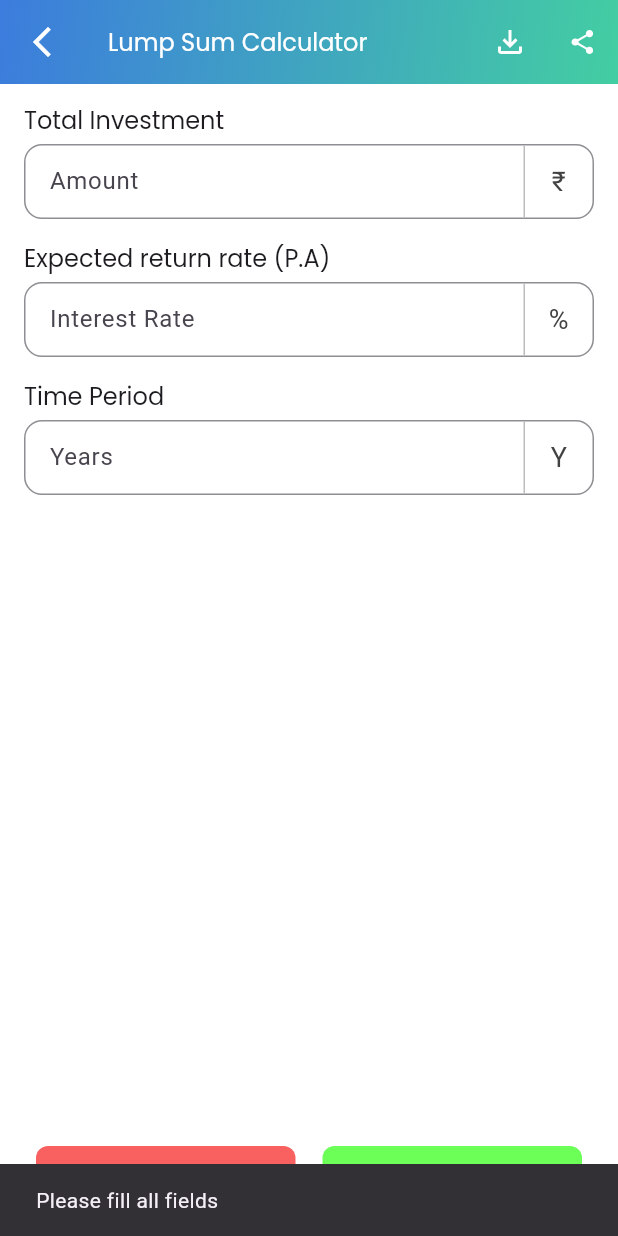
After one commit to shoaib3474/demo_project, a Flutter app: the LumpSumCalcView screen opened directly, after a tap on "Calculate", on a phone screen of 412 x 824 dp. The commit adds this screen. Run offline on Flutter 3.47's test engine with Material 3 defaults, Android fonts, the phone set to English and light mode, and no system bars; our stand-ins replace fl_chart, flutter_svg, get, shared_preferences; accounts and stored records are empty.

Commit message:
complete the investment calculators

````diff
--- /dev/null
+++ b/lib/controller/investment_ctrls/SIP_calc_ctrl.dart
@@ -0,0 +1,70 @@
+import 'dart:math';
+
+import 'package:demo_project/models/base_calculator_model.dart';
+import 'package:demo_project/utils/services/base_shared_preference.dart';
+
+class SIPController {
+  /// Shared‑preferences key
+  static const String _key = 'sip_calculator_result';
+
+  /// Calculate SIP future value (maturity), invested amount, and interest earned
+  ///
+  /// * [amount]  – monthly investment (P)
+  /// * [rate]    – annual interest rate in %
+  /// * [time]    – investment duration in years (t)
+  ///
+  /// Formula (monthly compounding):
+  /// ```
+  /// r  = annualRate / 12 / 100        // monthly rate
+  /// n  = time * 12                    // total months
+  /// FV = P × [((1 + r)^n – 1) / r] × (1 + r)
+  /// invested = P × n
+  /// interest = FV – invested
+  /// ```
+  static BaseCalculatorModel calculate({
+    required double amount,
+    required double rate,
+    required double time,
+  }) {
+    final double monthlyRate = rate / 12 / 100;
+    final int months = (time * 12).round();
+
+    // Future value of a series (SIP) with monthly compounding
+    double maturity = 0;
+    if (monthlyRate > 0) {
+      maturity =
+          amount *
+          (pow(1 + monthlyRate, months) - 1) /
+          monthlyRate *
+          (1 + monthlyRate);
+    } else {
+      maturity = amount * months; // zero‑interest edge case
+    }
+
+    final double invested = amount * months;
+    final double interest = maturity - invested;
+
+    return BaseCalculatorModel(
+      amount: invested, // total money put in
+      rate: rate,
+      time: time,
+      result1: maturity, // final corpus / total amount
+      result2: interest, // gain / interest earned
+    );
+  }
+
+  /// Save result in shared preferences
+  static Future<void> save(BaseCalculatorModel model) async {
+    await BaseSharedPreference.save(_key, model);
+  }
+
+  /// Load previously saved result
+  static Future<BaseCalculatorModel?> load() async {
+    return await BaseSharedPreference.load(_key);
+  }
+
+  /// Clear stored result
+  static Future<void> clear() async {
+    await BaseSharedPreference.clear(_key);
+  }
+}
--- /dev/null
+++ b/lib/controller/investment_ctrls/lump_sum_ctrl.dart
@@ -0,0 +1,41 @@
+import 'dart:math';
+
+import 'package:demo_project/models/base_calculator_model.dart';
+import 'package:demo_project/utils/services/base_shared_preference.dart';
+
+class LumpSumController {
+  static const String _key = 'lump_sum_calculator_result';
+
+  /// Calculate Lump Sum returns
+  /// amount = initial investment
+  /// rate = annual interest rate (in %)
+  /// time = investment duration in years
+  static BaseCalculatorModel calculate({
+    required double amount,
+    required double rate,
+    required double time,
+  }) {
+    final maturityAmount = amount * pow(1 + (rate / 100), time);
+    final interestEarned = maturityAmount - amount;
+
+    return BaseCalculatorModel(
+      amount: amount,
+      rate: rate,
+      time: time,
+      result1: maturityAmount,
+      result2: interestEarned,
+    );
+  }
+
+  static Future<void> save(BaseCalculatorModel model) async {
+    await BaseSharedPreference.save(_key, model);
+  }
+
+  static Future<BaseCalculatorModel?> load() async {
+    return await BaseSharedPreference.load(_key);
+  }
+
+  static Future<void> clear() async {
+    await BaseSharedPreference.clear(_key);
+  }
+}
--- a/lib/routes/calc_routs.dart
+++ b/lib/routes/calc_routs.dart
@@ -7,6 +7,8 @@ import 'package:demo_project/view/screens/calculators/income%20tax/tax_calc_view
 import 'package:demo_project/view/screens/calculators/investment/CAGA_calc_view.dart';
 import 'package:demo_project/view/screens/calculators/investment/FD_calc_view.dart';
 import 'package:demo_project/view/screens/calculators/investment/RD_calc_view.dart';
+import 'package:demo_project/view/screens/calculators/investment/SIP_calc_view.dart';
+import 'package:demo_project/view/screens/calculators/investment/lump_sum_calc_view.dart';
 import 'package:demo_project/view/screens/calculators/investment/post_office_MIS_view.dart';
 import 'package:flutter/material.dart';
 // Import all required calculator views...
@@ -22,6 +24,6 @@ final Map<String, Widget Function()> calculatorRouteMap = {
   "CARG Calculator": () => CARGcalcView(),
   "RD Calculator": () => RDcalcView(),
   "FD Calculator": () => FDcalcView(),
-  // "Lump Sum Calculator",
-  // "SIP Calculator",
+  "Lump Sum Calculator": () => LumpSumCalcView(),
+  "SIP Calculator": () => SIPcalcView(),
 };
--- /dev/null
+++ b/lib/view/screens/calculators/investment/SIP_calc_view.dart
@@ -0,0 +1,175 @@
+// ignore_for_file: library_private_types_in_public_api, use_build_context_synchronously
+
+import 'package:demo_project/controller/investment_ctrls/SIP_calc_ctrl.dart';
+import 'package:demo_project/providers/base_calculator_provider.dart';
+import 'package:demo_project/utils/utils.dart';
+import 'package:demo_project/view/screens/textfield.dart';
+import 'package:demo_project/widgets/result_chart.dart';
+import 'package:flutter/material.dart';
+import 'package:provider/provider.dart';
+
+class SIPcalcView extends StatefulWidget {
+  const SIPcalcView({super.key});
+
+  @override
+  _SIPcalcViewState createState() => _SIPcalcViewState();
+}
+
+class _SIPcalcViewState extends State<SIPcalcView> {
+  final investmentCtrl = TextEditingController();
+  final rateCtrl = TextEditingController();
+  final timeCtrl = TextEditingController();
+  String timeType = 'Yearly';
+
+  @override
+  void initState() {
+    super.initState();
+    _loadResult();
+  }
+
+  Future<void> _loadResult() async {
+    final model = await SIPController.load();
+    if (model != null) {
+      context.read<BaseCalculatorProvider>().setModel(model);
+    }
+  }
+
+  void _onCalculate() async {
+    if (investmentCtrl.text.isEmpty ||
+        rateCtrl.text.isEmpty ||
+        timeCtrl.text.isEmpty) {
+      ScaffoldMessenger.of(
+        context,
+      ).showSnackBar(SnackBar(content: Text("Please fill all fields")));
+      return;
+    }
+
+    final amount = double.tryParse(investmentCtrl.text) ?? 0;
+    final rate = double.tryParse(rateCtrl.text) ?? 0;
+    final time = double.tryParse(timeCtrl.text) ?? 0;
+
+    final result = SIPController.calculate(
+      amount: amount,
+      rate: rate,
+      time: time,
+    );
+
+    await SIPController.save(result);
+    context.read<BaseCalculatorProvider>().setModel(result);
+  }
+
+  void _onClear() async {
+    investmentCtrl.clear();
+    rateCtrl.clear();
+    timeCtrl.clear();
+
+    await SIPController.clear();
+    context.read<BaseCalculatorProvider>().clear();
+
+    ScaffoldMessenger.of(
+      context,
+    ).showSnackBar(SnackBar(content: Text("Fields cleared")));
+  }
+
+  @override
+  Widget build(BuildContext context) {
+    final model = context.watch<BaseCalculatorProvider>().model;
+
+    return Scaffold(
+      resizeToAvoidBottomInset: true,
+      backgroundColor: AppColors.white,
+      appBar: CustomAppBar(
+        title: 'SIP Calculator',
+        onBack: () => Navigator.pop(context),
+        onDownload: () {},
+        onShare: () {},
+      ),
+      body: Column(
+        children: [
+          SingleChildScrollView(
+            padding: EdgeInsets.all(16),
+            child: Column(
+              spacing: 8,
+              crossAxisAlignment: CrossAxisAlignment.start,
+              children: [
+                Text("Monthly Investment", style: AppTextStyles.body16),
+                CustomTextField(
+                  hintText: 'Amount',
+                  controller: investmentCtrl,
+                  rightText: "₹",
+                ),
+                SizedBox(height: 8),
+                Text("Expected return (P.A)", style: AppTextStyles.body16),
+                CustomTextField(
+                  hintText: 'Interest Rate',
+                  controller: rateCtrl,
+                  rightText: "%",
+                ),
+                SizedBox(height: 8),
+                Text("Time Period", style: AppTextStyles.body16),
+                Row(
+                  children: [
+                    SizedBox(
+                      width: 250,
+                      child: CustomTextField(
+                        hintText: 'Time',
+                        controller: timeCtrl,
+                      ),
+                    ),
+                    Spacer(),
+                    SizedBox(
+                      width: 126,
+                      height: 52,
+                      child: CustomDropdown(
+                        height: 44,
+                        items: ["Yearly", "Monthly", "Quarterly"],
+                        initialValue: 'Yearly',
+                        onChanged: (val) {
+                          setState(() => timeType = val);
+                        },
+                      ),
+                    ),
+                  ],
+                ),
+              ],
+            ),
+          ),
+          SizedBox(height: 20),
+          if (model != null)
+            ResultChart(
+              dataEntries: [
+                ChartData(
+                  value: model.amount,
+                  color: AppColors.secondary,
+                  label: 'Total Invested',
+                ),
+                ChartData(
+                  value: model.result2 ?? 0.0,
+                  color: AppColors.primary,
+                  label: 'Total Interest',
+                ),
+              ],
+              summaryRows: [
+                SummaryRowData(label: "Invested Amount", value: model.amount),
+                SummaryRowData(
+                  label: "Total Return",
+                  value: (model.result2 ?? 0),
+                ),
+                SummaryRowData(
+                  label: "Total Amount",
+                  value: (model.result1 ?? 0),
+                ),
+              ],
+            )
+          else
+            SizedBox.shrink(),
+          Spacer(),
+        ],
+      ),
+      bottomSheet: ClearCalculateButtons(
+        onClearPressed: _onClear,
+        onCalculatePressed: _onCalculate,
+      ),
+    );
+  }
+}
--- /dev/null
+++ b/lib/view/screens/calculators/investment/lump_sum_calc_view.dart
@@ -0,0 +1,154 @@
+// ignore_for_file: library_private_types_in_public_api, use_build_context_synchronously
+import 'package:demo_project/controller/investment_ctrls/lump_sum_ctrl.dart';
+import 'package:demo_project/providers/base_calculator_provider.dart';
+import 'package:demo_project/utils/utils.dart'; // For formatNumber
+import 'package:demo_project/view/screens/textfield.dart';
+import 'package:demo_project/widgets/result_chart.dart';
+import 'package:flutter/material.dart';
+import 'package:provider/provider.dart';
+
+class LumpSumCalcView extends StatefulWidget {
+  const LumpSumCalcView({super.key});
+
+  @override
+  _LumpSumCalcViewState createState() => _LumpSumCalcViewState();
+}
+
+class _LumpSumCalcViewState extends State<LumpSumCalcView> {
+  final investmentCtrl = TextEditingController();
+  final rateCtrl = TextEditingController();
+  final timeCtrl = TextEditingController();
+
+  @override
+  void initState() {
+    super.initState();
+    _loadResult();
+  }
+
+  Future<void> _loadResult() async {
+    final model = await LumpSumController.load();
+    if (model != null) {
+      context.read<BaseCalculatorProvider>().setModel(model);
+    }
+  }
+
+  void _onCalculate() async {
+    if (investmentCtrl.text.isEmpty ||
+        rateCtrl.text.isEmpty ||
+        timeCtrl.text.isEmpty) {
+      ScaffoldMessenger.of(
+        context,
+      ).showSnackBar(const SnackBar(content: Text("Please fill all fields")));
+      return;
+    }
+
+    final amount = double.tryParse(investmentCtrl.text) ?? 0;
+    final rate = double.tryParse(rateCtrl.text) ?? 0;
+    final time = double.tryParse(timeCtrl.text) ?? 0;
+
+    final result = LumpSumController.calculate(
+      amount: amount,
+      rate: rate,
+      time: time,
+    );
+
+    await LumpSumController.save(result);
+    context.read<BaseCalculatorProvider>().setModel(result);
+  }
+
+  void _onClear() async {
+    investmentCtrl.clear();
+    rateCtrl.clear();
+    timeCtrl.clear();
+
+    await LumpSumController.clear();
+    context.read<BaseCalculatorProvider>().clear();
+
+    ScaffoldMessenger.of(
+      context,
+    ).showSnackBar(const SnackBar(content: Text("Fields cleared")));
+  }
+
+  @override
+  Widget build(BuildContext context) {
+    final model = context.watch<BaseCalculatorProvider>().model;
+
+    return Scaffold(
+      resizeToAvoidBottomInset: true,
+      backgroundColor: AppColors.white,
+      appBar: CustomAppBar(
+        title: 'Lump Sum Calculator',
+        onBack: () => Navigator.pop(context),
+        onDownload: () {},
+        onShare: () {},
+      ),
+      body: Column(
+        children: [
+          SingleChildScrollView(
+            padding: const EdgeInsets.all(16),
+            child: Column(
+              spacing: 8,
+              crossAxisAlignment: CrossAxisAlignment.start,
+              children: [
+                Text("Total Investment", style: AppTextStyles.body16),
+                CustomTextField(
+                  hintText: 'Amount',
+                  controller: investmentCtrl,
+                  rightText: "₹",
+                ),
+                const SizedBox(height: 2),
+                Text("Expected return rate (P.A)", style: AppTextStyles.body16),
+                CustomTextField(
+                  hintText: 'Interest Rate',
+                  controller: rateCtrl,
+                  rightText: "%",
+                ),
+                const SizedBox(height: 2),
+                Text("Time Period", style: AppTextStyles.body16),
+                CustomTextField(
+                  hintText: "Years",
+                  controller: timeCtrl,
+                  rightText: "Y",
+                ),
+              ],
+            ),
+          ),
+          const SizedBox(height: 20),
+          if (model != null)
+            ResultChart(
+              dataEntries: [
+                ChartData(
+                  value: model.amount,
+                  color: AppColors.secondary,
+                  label: 'Invested Amount',
+                ),
+                ChartData(
+                  value: model.result2 ?? 0.0,
+                  color: AppColors.primary,
+                  label: 'Total Interest',
+                ),
+              ],
+              summaryRows: [
+                SummaryRowData(
+                  label: "Interest Earned",
+                  value: (model.result2 ?? 0),
+                ),
+                SummaryRowData(label: "Invested Amount", value: (model.amount)),
+                SummaryRowData(
+                  label: "Total Value",
+                  value: (model.result1 ?? 0),
+                ),
+              ],
+            )
+          else
+            const SizedBox.shrink(),
+          const Spacer(),
+        ],
+      ),
+      bottomSheet: ClearCalculateButtons(
+        onClearPressed: _onClear,
+        onCalculatePressed: _onCalculate,
+      ),
+    );
+  }
+}
````
